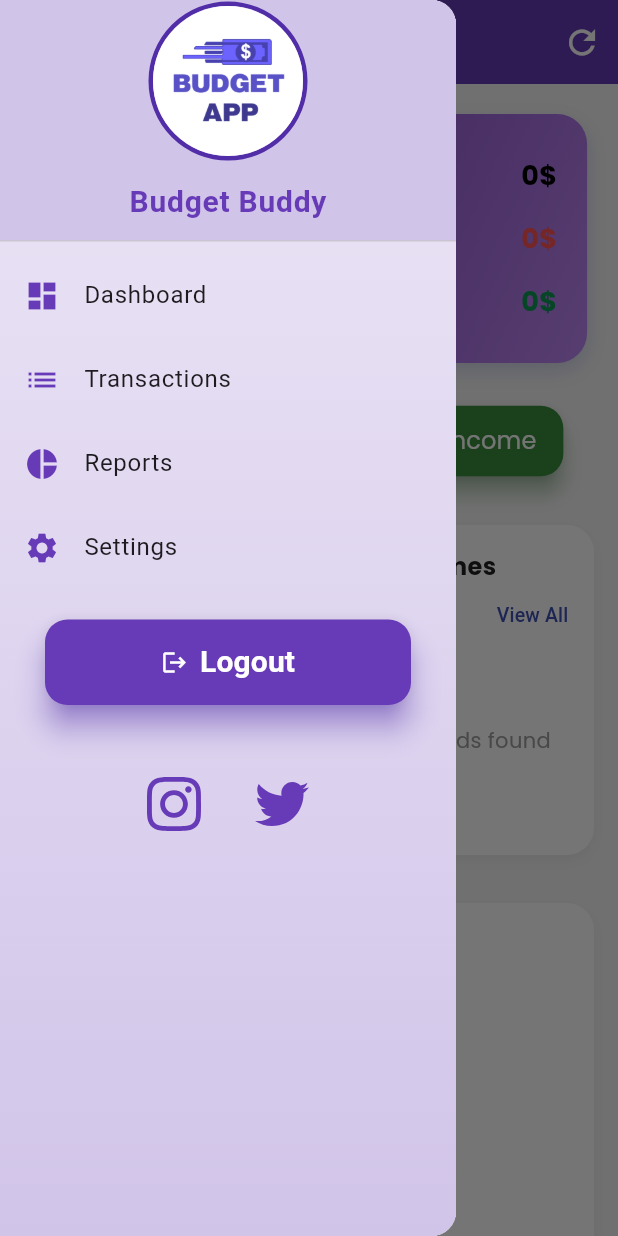
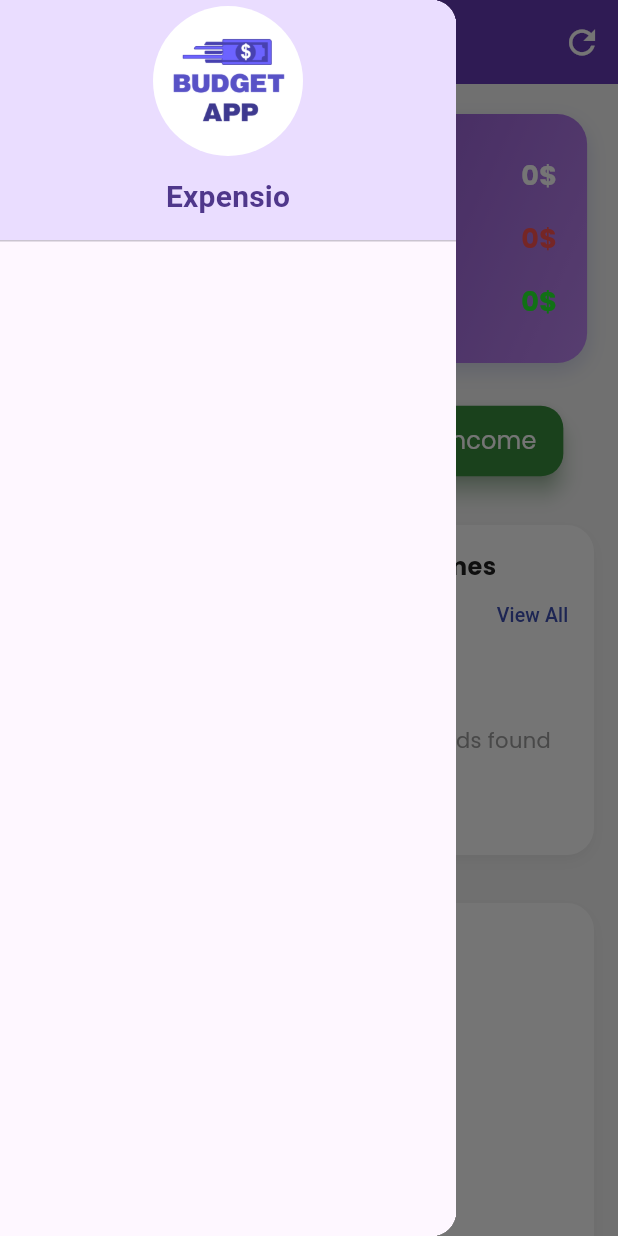
Before and after one commit to Muskanpoddar/Expensio, a Flutter app: the ExpenseViewMobile screen opened directly, with the side drawer open, on a phone screen of 412 x 824 dp. Run offline on Flutter 3.47's test engine with Material 3 defaults, Android fonts, the phone set to English and light mode, and no system bars; drawn by our look-alikes of fl_chart; our stand-ins replace cloud_firestore, firebase_auth, firebase_core, flutter_hooks, google_fonts, google_sign_in and 3 more; missing offline and left inert: sign_button; accounts and stored records are empty.

Commit message:
Modified component file

```diff
--- a/lib/components.dart
+++ b/lib/components.dart
@@ -1,15 +1,10 @@
-import 'package:Budget_App/screens/report_page.dart';
-import 'package:Budget_App/screens/setting_page.dart';
-import 'package:Budget_App/screens/transaction_page.dart';
 import 'package:Budget_App/utils/colors.dart';
 import 'package:Budget_App/view_model.dart';
 import 'package:fl_chart/fl_chart.dart';
 import 'package:flutter/material.dart';
 import 'package:flutter/services.dart';
-import 'package:flutter_svg/svg.dart';
 import 'package:google_fonts/google_fonts.dart';
 import 'package:hooks_riverpod/hooks_riverpod.dart';
-import 'package:url_launcher/url_launcher.dart';
 
 class OpenSans extends StatelessWidget {
   final String text;
@@ -114,51 +109,47 @@ class IncomeExpenseRow extends StatelessWidget {
 class IncomeExpenseRowMobile extends StatelessWidget {
   final String text;
   final double amount;
+  final bool isExpense;
 
   const IncomeExpenseRowMobile({
     Key? key,
     required this.text,
     required this.amount,
+    required this.isExpense,
   }) : super(key: key);
 
   @override
   Widget build(BuildContext context) {
     return Container(
-      margin: EdgeInsets.symmetric(vertical: 6),
-      padding: EdgeInsets.symmetric(vertical: 10, horizontal: 14),
+      margin: const EdgeInsets.symmetric(vertical: 6, horizontal: 10),
+      padding: const EdgeInsets.symmetric(horizontal: 14, vertical: 12),
       decoration: BoxDecoration(
-        color: Colors.deepPurple.shade600,
-        borderRadius: BorderRadius.circular(15),
-        boxShadow: [
-          BoxShadow(
-            color: Colors.deepPurple.shade400.withOpacity(0.5),
-            blurRadius: 6,
-            offset: Offset(0, 3),
-          ),
-        ],
+        color: isExpense ? Colors.red.shade50 : Colors.green.shade50,
+        borderRadius: BorderRadius.circular(12),
       ),
       child: Row(
         children: [
+          /// Name (ellipsis so no overflow)
           Expanded(
-            flex: 2,
             child: Text(
               text,
-              overflow: TextOverflow.ellipsis,
+              style: TextStyle(
+                fontSize: 15,
+                fontWeight: FontWeight.w500,
+                color: isExpense ? Colors.red.shade700 : Colors.green.shade700,
+              ),
               maxLines: 1,
-              style: GoogleFonts.poppins(
-                fontSize: 14,
-                color: Colors.white,
-                fontWeight: FontWeight.w500,
-              ),
+              overflow: TextOverflow.ellipsis, // ✅ no overflow
             ),
           ),
-          const SizedBox(width: 10),
+
+          /// Amount aligned right
           Text(
             "${amount.toStringAsFixed(2)} \$",
-            style: GoogleFonts.poppins(
-              fontSize: 14,
-              color: Colors.white,
-              fontWeight: FontWeight.w600,
+            style: TextStyle(
+              fontSize: 15,
+              fontWeight: FontWeight.bold,
+              color: isExpense ? Colors.red.shade700 : Colors.green.shade700,
             ),
           ),
         ],
@@ -178,7 +169,7 @@ class AddExpense extends HookConsumerWidget {
         label: Poppins(text: "Add Expense", size: 16.0, color: Colors.white),
         style: ElevatedButton.styleFrom(
           padding: const EdgeInsets.symmetric(horizontal: 18, vertical: 12),
-          backgroundColor: Colors.deepPurple.shade700,
+          backgroundColor: const Color.fromARGB(255, 106, 65, 202),
           shape: RoundedRectangleBorder(
             borderRadius: BorderRadius.circular(15),
           ),
@@ -235,7 +226,7 @@ class TotalCalculation extends HookConsumerWidget {
           "Budget Left",
           "${viewModelProvider.budgetLeft}\$",
           size,
-          Colors.black,
+          Colors.white,
         ),
         _buildRow(
           "Total Expense",
@@ -247,7 +238,7 @@ class TotalCalculation extends HookConsumerWidget {
           "Total Income",
           "${viewModelProvider.totalIncome}\$",
           size,
-          const Color.fromARGB(255, 13, 153, 85),
+          const Color.fromARGB(255, 38, 246, 45),
         ),
       ],
     );
@@ -262,7 +253,7 @@ class TotalCalculation extends HookConsumerWidget {
           Poppins(
             text: label,
             size: size,
-            color: Colors.black,
+            color: Colors.white,
             fontWeight: FontWeight.w600,
           ),
           Poppins(
@@ -282,158 +273,34 @@ class DrawerExpense extends HookConsumerWidget {
   @override
   Widget build(BuildContext context, WidgetRef ref) {
     final viewModelProvider = ref.watch(viewModel);
+    final theme = Theme.of(context);
+    final colorScheme = theme.colorScheme;
 
     return Drawer(
       child: Container(
-        decoration: const BoxDecoration(
-          gradient: LinearGradient(
-            colors: [Color(0xFFEDE7F6), Color(0xFFD1C4E9)],
-            begin: Alignment.topCenter,
-            end: Alignment.bottomCenter,
-          ),
-        ),
+        color: colorScheme.surface,
         child: ListView(
           padding: EdgeInsets.zero,
           children: [
             // ==== Drawer Header ====
             DrawerHeader(
               padding: const EdgeInsets.only(bottom: 10.0),
-              decoration: BoxDecoration(color: Colors.deepPurple.shade100),
+              decoration: BoxDecoration(color: colorScheme.primaryContainer),
               child: Column(
                 mainAxisAlignment: MainAxisAlignment.center,
                 children: [
-                  Container(
-                    decoration: BoxDecoration(
-                      shape: BoxShape.circle,
-                      border: Border.all(
-                        width: 3.0,
-                        color: Colors.deepPurple.shade700,
-                      ),
-                    ),
-                    child: CircleAvatar(
-                      radius: 50,
-                      backgroundColor: Colors.white,
-                      child: Image.asset('assets/logo.png', height: 60),
-                    ),
+                  CircleAvatar(
+                    radius: 50,
+                    backgroundColor: colorScheme.onPrimary,
+                    child: Image.asset('assets/logo.png', height: 60),
                   ),
                   const SizedBox(height: 12),
-                  const Text(
-                    "Budget Buddy",
-                    style: TextStyle(
+                  Text(
+                    "Expensio",
+                    style: theme.textTheme.titleMedium?.copyWith(
                       fontSize: 20,
                       fontWeight: FontWeight.bold,
-                      color: Colors.deepPurple,
-                    ),
-                  ),
-                ],
-              ),
-            ),
-
-            // ==== Menu Items ====
-            ListTile(
-              leading: const Icon(Icons.dashboard, color: Colors.deepPurple),
-              title: const Text("Dashboard"),
-              onTap: () {
-                Navigator.pop(context); // close drawer, stay on dashboard
-              },
-            ),
-            ListTile(
-              leading: const Icon(Icons.list, color: Colors.deepPurple),
-              title: const Text("Transactions"),
-              onTap: () {
-                Navigator.push(
-                  context,
-                  MaterialPageRoute(builder: (_) => const TransactionsPage()),
-                );
-              },
-            ),
-            ListTile(
-              leading: const Icon(Icons.pie_chart, color: Colors.deepPurple),
-              title: const Text("Reports"),
-              onTap: () {
-                Navigator.push(
-                  context,
-                  MaterialPageRoute(builder: (_) => const ReportsPage()),
-                );
-              },
-            ),
-            ListTile(
-              leading: const Icon(Icons.settings, color: Colors.deepPurple),
-              title: const Text("Settings"),
-              onTap: () {
-                Navigator.push(
-                  context,
-                  MaterialPageRoute(builder: (_) => const SettingsPage()),
-                );
-              },
-            ),
-
-            const SizedBox(height: 20),
-
-            // ==== Logout Button ====
-            Padding(
-              padding: const EdgeInsets.symmetric(horizontal: 30.0),
-              child: ElevatedButton.icon(
-                style: ElevatedButton.styleFrom(
-                  backgroundColor: Colors.deepPurple,
-                  elevation: 8,
-                  shadowColor: Colors.deepPurpleAccent,
-                  padding: const EdgeInsets.symmetric(vertical: 14),
-                  shape: RoundedRectangleBorder(
-                    borderRadius: BorderRadius.circular(15),
-                  ),
-                ),
-                icon: const Icon(Icons.logout, color: Colors.white),
-                label: const Text(
-                  "Logout",
-                  style: TextStyle(
-                    fontSize: 20,
-                    fontWeight: FontWeight.w600,
-                    color: Colors.white,
-                  ),
-                ),
-                onPressed: () async {
-                  await viewModelProvider.logout();
-                },
-              ),
-            ),
-
-            const SizedBox(height: 40),
-
-            // ==== Social Links ====
-            Center(
-              child: Row(
-                mainAxisAlignment: MainAxisAlignment.center,
-                children: [
-                  IconButton(
-                    tooltip: "Instagram",
-                    onPressed:
-                        () async => await launchUrl(
-                          Uri.parse("https://www.instagram.com/tomcruise"),
-                        ),
-                    icon: SvgPicture.asset(
-                      "assets/instagram.svg",
-                      colorFilter: const ColorFilter.mode(
-                        Colors.deepPurple,
-                        BlendMode.srcIn,
-                      ),
-                      width: 36,
-                    ),
-                  ),
-                  const SizedBox(width: 20),
-                  IconButton(
-                    tooltip: "Twitter",
-                    onPressed:
-                        () async => await launchUrl(
-                          Uri.parse("https://www.twitter.com/tomcruise"),
-                        ),
-                    icon: SvgPicture.asset(
-                      "assets/twitter.svg",
-                      colorFilter: const ColorFilter.mode(
-                        Colors.deepPurple,
-                        BlendMode.srcIn,
-                      ),
-                      width: 36,
+                      color: colorScheme.onPrimaryContainer,
                     ),
                   ),
                 ],
```
